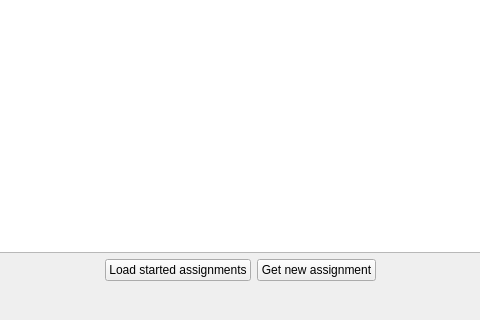
Above: neurolabi/gui/protocols/protocolassignmentdialog.ui from janelia-flyem/NeuTu before the change; both pictures show x 160 to 640 and y 180 to 500 of the 800 by 500 pixel window. Below: the same form after it.
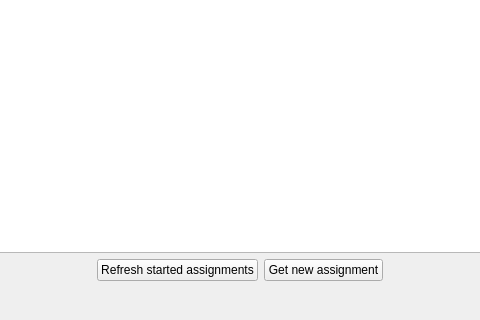
That is the form after the change.

Commit message: store retrieved assignments

```diff
--- a/neurolabi/gui/protocols/protocolassignmentdialog.ui
+++ b/neurolabi/gui/protocols/protocolassignmentdialog.ui
@@ -121,7 +121,7 @@
      <item>
       <widget class="QPushButton" name="loadStartedButton">
        <property name="text">
-        <string>Load started assignments</string>
+        <string>Refresh started assignments</string>
        </property>
        <property name="autoDefault">
         <bool>false</bool>
```
The commit also changes 2 other files.
